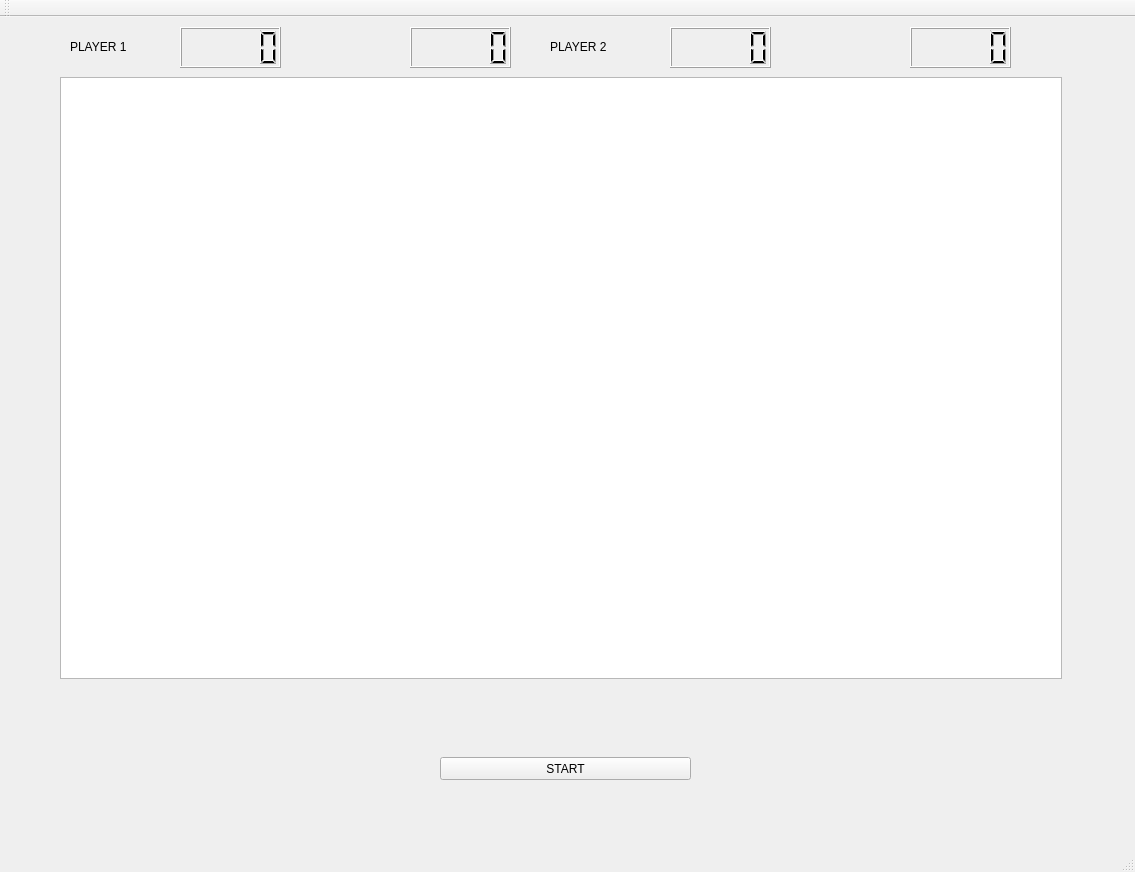
Above: mainwindow.ui from carlosxdcubo/flappybirds before the change. Below: the same form after it.
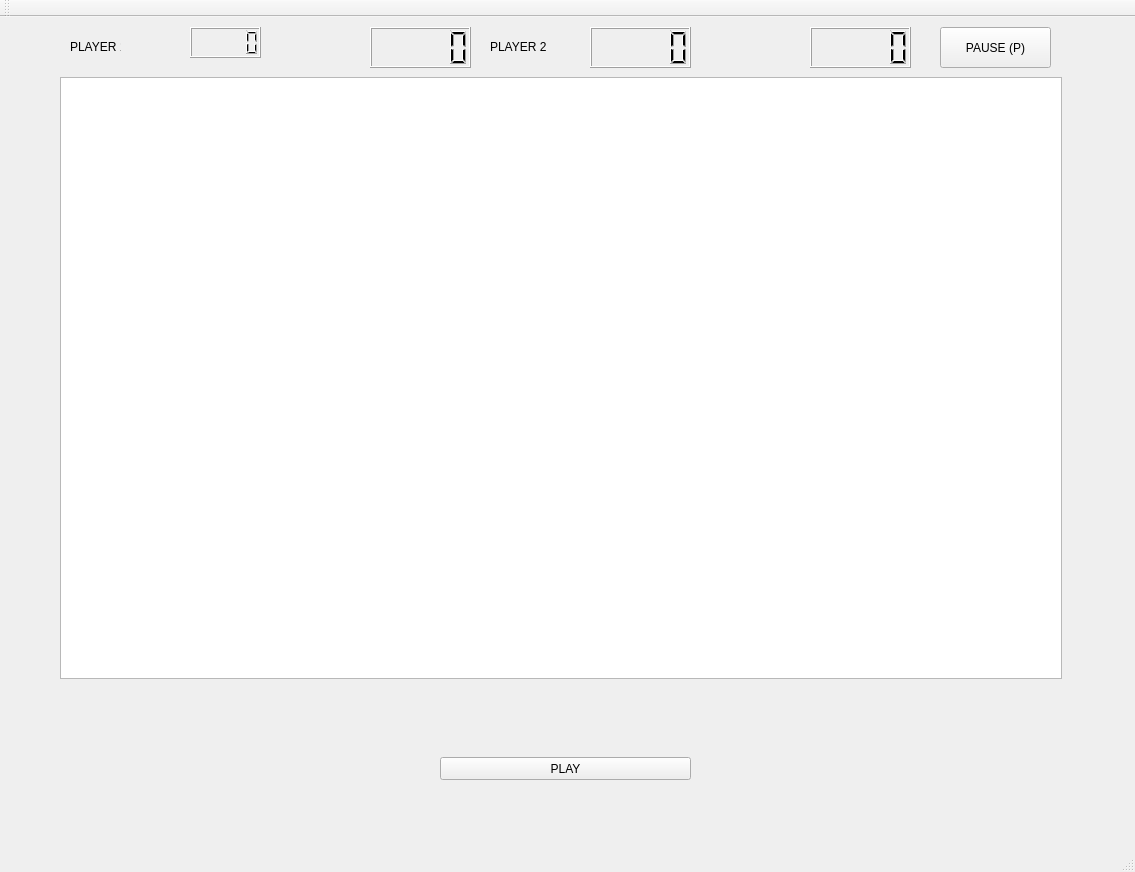
That is the form after the change. Icons and pictures are not drawn.

Patch:
```diff
--- a/mainwindow.ui
+++ b/mainwindow.ui
@@ -34,16 +34,16 @@
      </rect>
     </property>
     <property name="text">
-     <string>START</string>
+     <string>PLAY</string>
     </property>
    </widget>
    <widget class="QLabel" name="label">
     <property name="geometry">
      <rect>
       <x>130</x>
-      <y>0</y>
+      <y>10</y>
       <width>41</width>
-      <height>61</height>
+      <height>41</height>
      </rect>
     </property>
     <property name="text">
@@ -53,17 +53,17 @@
    <widget class="QLCDNumber" name="lcdNumber">
     <property name="geometry">
      <rect>
-      <x>180</x>
+      <x>190</x>
       <y>10</y>
-      <width>101</width>
-      <height>41</height>
+      <width>71</width>
+      <height>31</height>
      </rect>
     </property>
    </widget>
    <widget class="QLabel" name="label_2">
     <property name="geometry">
      <rect>
-      <x>280</x>
+      <x>260</x>
       <y>0</y>
       <width>121</width>
       <height>51</height>
@@ -76,7 +76,7 @@
    <widget class="QLCDNumber" name="lcdNumber_2">
     <property name="geometry">
      <rect>
-      <x>410</x>
+      <x>370</x>
       <y>10</y>
       <width>101</width>
       <height>41</height>
@@ -86,7 +86,7 @@
    <widget class="QLabel" name="label_3">
     <property name="geometry">
      <rect>
-      <x>620</x>
+      <x>540</x>
       <y>0</y>
       <width>41</width>
       <height>61</height>
@@ -99,7 +99,7 @@
    <widget class="QLCDNumber" name="lcdNumber_3">
     <property name="geometry">
      <rect>
-      <x>670</x>
+      <x>590</x>
       <y>10</y>
       <width>101</width>
       <height>41</height>
@@ -109,8 +109,8 @@
    <widget class="QLabel" name="label_4">
     <property name="geometry">
      <rect>
-      <x>790</x>
-      <y>10</y>
+      <x>690</x>
+      <y>0</y>
       <width>121</width>
       <height>51</height>
      </rect>
@@ -122,7 +122,7 @@
    <widget class="QLCDNumber" name="lcdNumber_4">
     <property name="geometry">
      <rect>
-      <x>910</x>
+      <x>810</x>
       <y>10</y>
       <width>101</width>
       <height>41</height>
@@ -134,7 +134,7 @@
      <rect>
       <x>70</x>
       <y>20</y>
-      <width>61</width>
+      <width>51</width>
       <height>21</height>
      </rect>
     </property>
@@ -145,7 +145,7 @@
    <widget class="QLabel" name="label_6">
     <property name="geometry">
      <rect>
-      <x>550</x>
+      <x>490</x>
       <y>20</y>
       <width>61</width>
       <height>21</height>
@@ -155,6 +155,19 @@
      <string>&lt;html&gt;&lt;head/&gt;&lt;body&gt;&lt;p&gt;PLAYER 2&lt;/p&gt;&lt;/body&gt;&lt;/html&gt;</string>
     </property>
    </widget>
+   <widget class="QPushButton" name="pushButton_2">
+    <property name="geometry">
+     <rect>
+      <x>940</x>
+      <y>10</y>
+      <width>111</width>
+      <height>41</height>
+     </rect>
+    </property>
+    <property name="text">
+     <string>PAUSE (P)</string>
+    </property>
+   </widget>
   </widget>
   <widget class="QMenuBar" name="menuBar">
    <property name="geometry">
```
